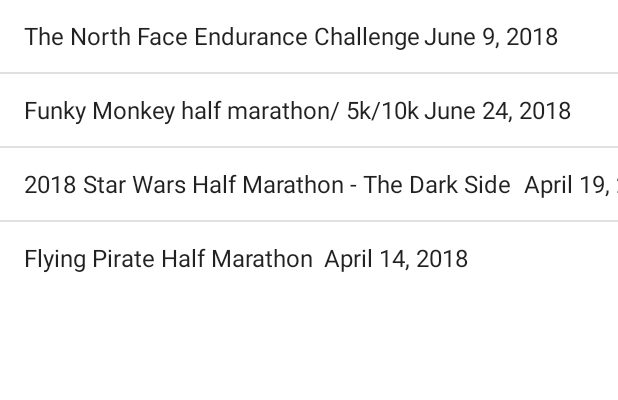
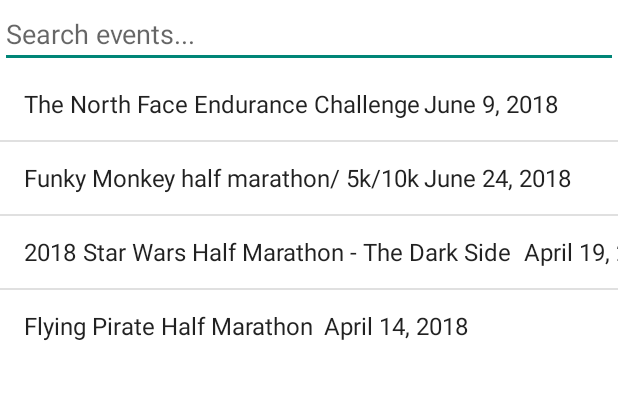
Before and after one commit to CompetitionAppOrganization/CompetitionApp, an Android app: the screen it shows after launch (MainActivity), on a phone screen of 412 x 824 dp, the part 120-520 px from its top. Run offline under Robolectric (Android 15) with nearby library versions, the phone set to English and light mode, and no system bars.

Commit message:
Search function created

```diff
--- a/app/src/main/java/com/example/andrea/competitionapp/MainActivity.java
+++ b/app/src/main/java/com/example/andrea/competitionapp/MainActivity.java
@@ -2,10 +2,13 @@
 
 import android.support.v7.app.AppCompatActivity;
 import android.os.Bundle;
+import android.text.Editable;
+import android.text.TextWatcher;
 import android.util.Log;
 import android.view.Window;
 import android.view.WindowManager;
 import android.widget.ArrayAdapter;
+import android.widget.EditText;
 import android.widget.ListView;
 
 import java.io.BufferedReader;
@@ -17,7 +20,7 @@
 
 public class MainActivity extends AppCompatActivity {
     public ArrayList<Event> events;
-
+    ArrayAdapter<String> adapter;
     //@Override
     protected void onCreate(Bundle savedInstanceState) {
         super.onCreate(savedInstanceState);
@@ -29,12 +32,15 @@
         //creates arrays of event information for each list view
         final List<String> eventNames = new ArrayList<String>();
 
+        EditText inputSearch;
+        inputSearch = (EditText) findViewById(R.id.inputSearch);
 
-        // Create an ArrayAdapter from List
-        final ArrayAdapter<String> arrayAdapter = new ArrayAdapter<String>
+
+        // Adds eventNames to ListView
+        adapter=new ArrayAdapter<String>
                 (this, android.R.layout.simple_list_item_1, eventNames);
 
-        lv.setAdapter(arrayAdapter);
+        lv.setAdapter(adapter);
 
 
         events=new ArrayList<Event>();
@@ -48,7 +54,26 @@
             eventNames.add(event.getName()+"\t"+event.getMonth()+" "+event.getNumberDate()+", "+event.getYear());
 
         }
+        inputSearch.addTextChangedListener(new TextWatcher() {
 
+            @Override
+            public void onTextChanged(CharSequence cs, int arg1, int arg2, int arg3) {
+                // When user changed the Text
+               MainActivity.this.adapter.getFilter().filter(cs);
+            }
+
+            @Override
+            public void beforeTextChanged(CharSequence arg0, int arg1, int arg2,
+                                          int arg3) {
+                // TODO Auto-generated method stub
+
+            }
+
+            @Override
+            public void afterTextChanged(Editable arg0) {
+                // TODO Auto-generated method stub
+            }
+        });
 
 
 
--- a/app/src/main/res/layout/activity_main.xml
+++ b/app/src/main/res/layout/activity_main.xml
@@ -25,7 +25,11 @@
             android:scaleType="centerInside"
             android:src="@drawable/logo"
             tools:layout_editor_absoluteY="4dp" />
-
+        <EditText android:id="@+id/inputSearch"
+            android:layout_width="fill_parent"
+            android:layout_height="wrap_content"
+            android:hint="Search events..."
+            android:inputType="textVisiblePassword"/>
         <ListView
             android:id="@+id/lv"
             android:layout_width="600dp"
```
